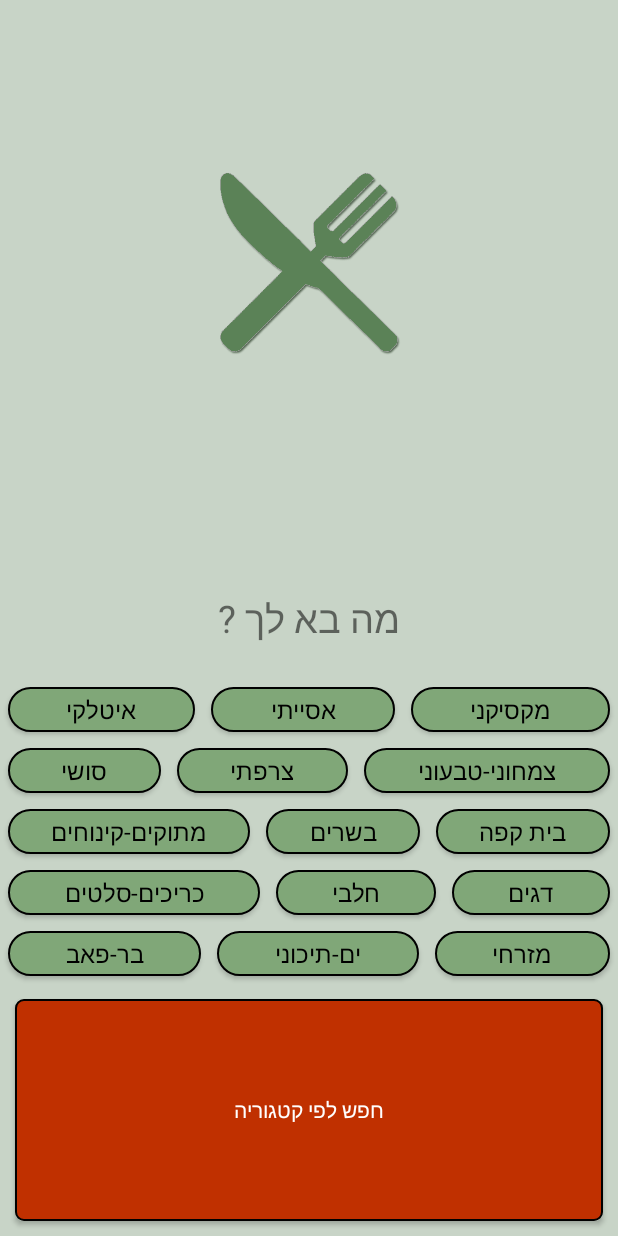
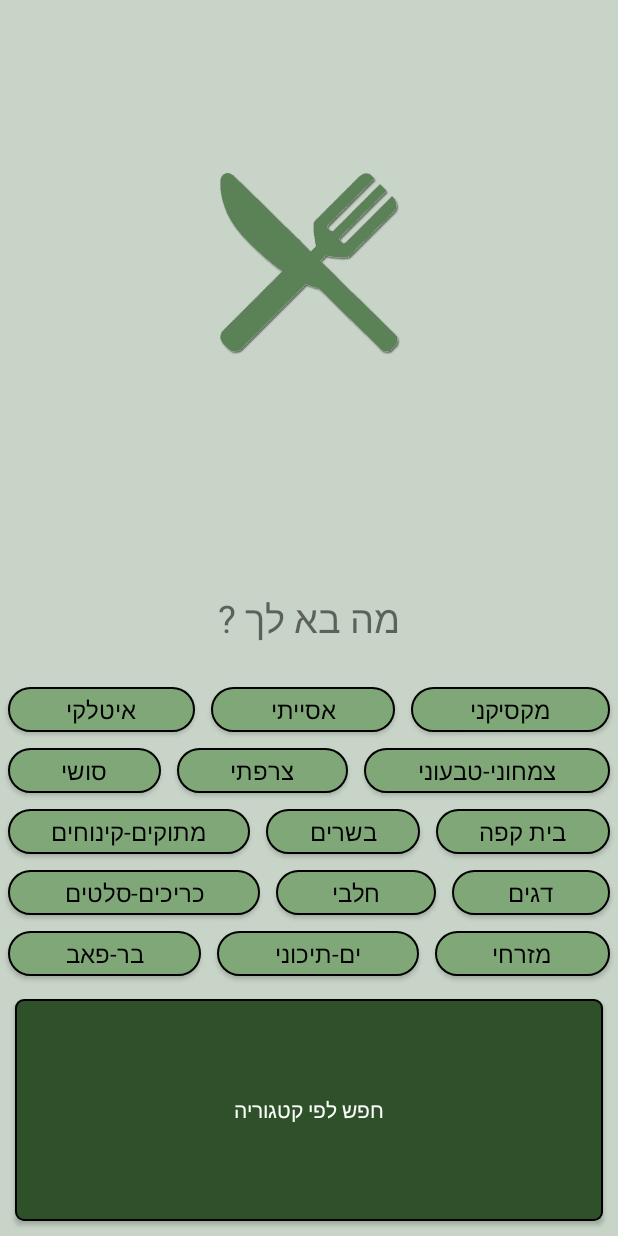
Before and after one commit to alex-ilgayev/hever-rest, an Android app: the screen it shows after launch (FrontActivity), on a phone screen of 412 x 824 dp. Run offline under Robolectric (Android 15) with nearby library versions, the phone set to English and light mode, and no system bars; 4 statements that could not run were skipped.

Commit message:
finishing for publish

```diff
--- a/app/build.gradle
+++ b/app/build.gradle
@@ -2,7 +2,7 @@ apply plugin: 'com.android.application'
 
 android {
     compileSdkVersion 25
-    buildToolsVersion "25.0.2"
+    buildToolsVersion "25.0.3"
     defaultConfig {
         applicationId "com.alex.heverrest"
         minSdkVersion 23
@@ -26,7 +26,6 @@ dependencies {
     })
     compile 'com.android.support:appcompat-v7:25.2.0'
     testCompile 'junit:junit:4.12'
-    compile 'com.google.android.gms:play-services-appindexing:9.8.0'
-    compile 'com.google.android.gms:play-services:10.0.1'
+    compile 'com.google.android.gms:play-services:11.0.4'
     compile 'com.android.support:support-v4:25.2.0'
 }
--- a/app/src/main/java/com/alex/heverrest/FrontActivity.java
+++ b/app/src/main/java/com/alex/heverrest/FrontActivity.java
@@ -90,6 +90,11 @@ public class FrontActivity extends AppCompatActivity implements
         findViewById(R.id.btnSearchCategory).setOnClickListener(new View.OnClickListener() {
             @Override
             public void onClick(View v) {
+                if(selectedCategories.size() == 0) {
+                    Toast.makeText(FrontActivity.this, getString(R.string.no_categories), Toast.LENGTH_SHORT)
+                            .show();
+                    return;
+                }
                 Intent i = new Intent(FrontActivity.this, RestListActivity.class);
                 i.putExtra(RestListActivity.extraFilter, selectedCategories);
                 i.putExtra(RestListActivity.extraLocation, mLastLocation);
--- a/app/src/main/java/com/alex/heverrest/RestListActivity.java
+++ b/app/src/main/java/com/alex/heverrest/RestListActivity.java
@@ -82,8 +82,8 @@ public class RestListActivity extends AppCompatActivity  {
             @Override
             public void onItemClick(AdapterView<?> parent, View view, int position, long id) {
                 Restaurant r = mRests.get(position);
-                Uri uri = Uri.parse("geo:0,0?q=" + Uri.encode(r.address));
-                //Uri uri = Uri.parse("geo:0,0?q=" + r.lat + "," + r.lng);
+//                Uri uri = Uri.parse("geo:0,0?q=" + Uri.encode(r.address));
+                Uri uri = Uri.parse("geo:0,0?q=" + r.lat + "," + r.lng);
                 Intent i = new Intent(Intent.ACTION_VIEW, uri);
                 i.setPackage("com.google.android.apps.maps");
                 startActivity(i);
--- a/app/src/main/res/layout/activity_front.xml
+++ b/app/src/main/res/layout/activity_front.xml
@@ -197,7 +197,7 @@
         android:layout_height="match_parent"
         android:layout_below="@+id/llSubTypes"
         android:layout_toStartOf="@id/btnChargeBlue"
-        style="@style/CustomButtonOrange"/>
+        style="@style/CustomButtonGreen"/>
 
 
 </RelativeLayout>
--- a/app/src/main/res/values/strings.xml
+++ b/app/src/main/res/values/strings.xml
@@ -1,5 +1,5 @@
 <resources>
-    <string name="app_name">HeverRest</string>
+    <string name="app_name">חבר</string>
     <string name="charge_blue">הטען כרטיס כחול</string>
     <string name="hever_user">תעודת זהות</string>
     <string name="hever_pass">סיסמא</string>
@@ -9,4 +9,5 @@
     <string name="location_error">שגיאה במיקום המכשיר</string>
     <string name="location_accuracy_error">יש בעיה בדיוק מיקום</string>
     <string name="no_location_error">לא ניתנה הרשאה למיקום, המיקום לא יהיה פעיל</string>
+    <string name="no_categories">אנא בחר קטגוריה</string>
 </resources>
```
Also changed, not shown: 2 other files.
